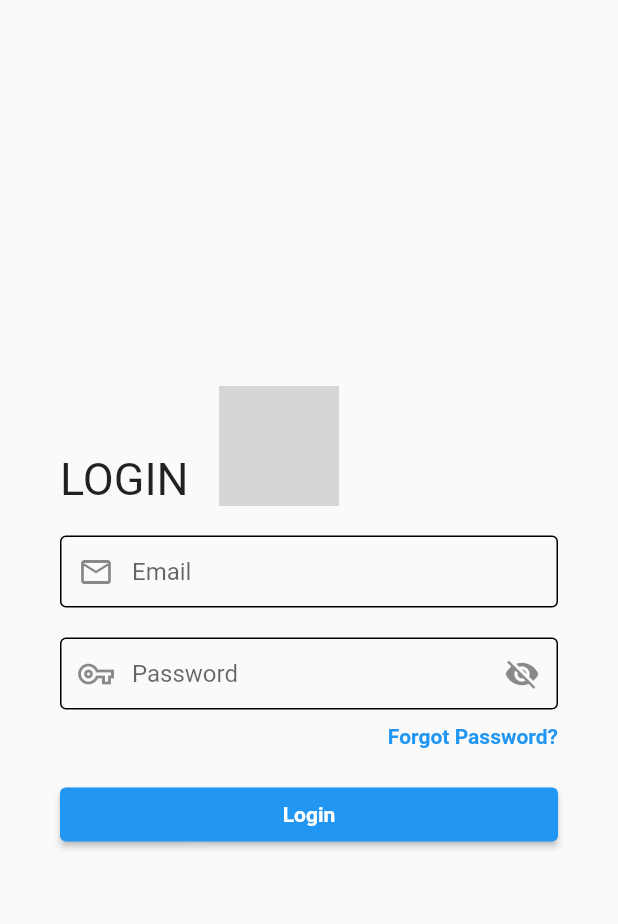
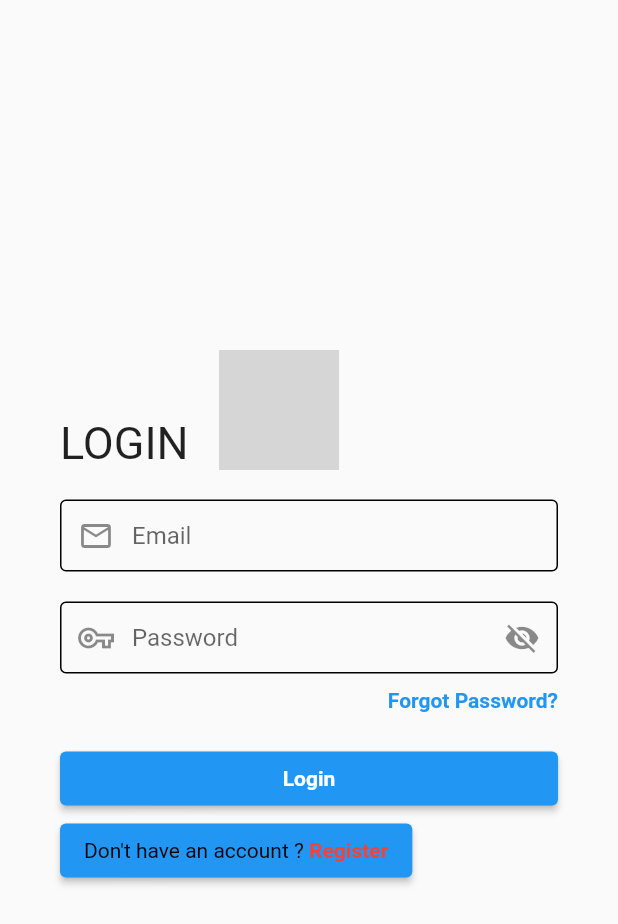
Before and after one commit to AbdallahMabrouck/kiranjaapp_supplier, a Flutter app: the screen it shows after launch, after a tap on an icon or button, on a phone screen of 412 x 824 dp. Shown: the top 924 px of the screen. Run offline on Flutter 3.47's test engine with Material 2 defaults, Android fonts, the phone set to English and light mode, and no system bars; our stand-ins replace cached_network_image, cloud_firestore, csc_picker, email_validator, firebase_auth, firebase_storage and 6 more; missing offline and left inert: search_page; accounts and stored records are empty; grey boxes are pictures that could not be loaded.

Commit message:
modified login screen

```diff
--- a/lib/screens/login_screen.dart
+++ b/lib/screens/login_screen.dart
@@ -1,5 +1,6 @@
 import 'package:email_validator/email_validator.dart';
 import 'package:flutter/material.dart';
+import 'package:kiranjaapp_supplier/screens/register_screen.dart';
 import 'package:provider/provider.dart';
 import '../provider/auth_provider.dart';
 import '../widgets/reset_password.dart';
@@ -35,6 +36,7 @@ class _LoginScreenState extends State<LoginScreen> {
             padding: const EdgeInsets.all(40.0),
             child: Center(
               child: Container(
+                child: SingleChildScrollView(
                   child: Column(
                     crossAxisAlignment: CrossAxisAlignment.center,
                     mainAxisSize: MainAxisSize.min,
@@ -176,14 +178,16 @@ class _LoginScreenState extends State<LoginScreen> {
                                         });
                                         ScaffoldMessenger.of(context)
                                             .showSnackBar(SnackBar(
-                                              content: Text(_authData.error)));
+                                                content:
+                                                    Text(_authData.error)));
                                       }
                                     });
                                   }
                                 },
                                 child: _loading
                                     ? const LinearProgressIndicator(
-                                      valueColor: AlwaysStoppedAnimation<Color>(
+                                        valueColor:
+                                            AlwaysStoppedAnimation<Color>(
                                                 Colors.white),
                                         backgroundColor: Colors.transparent,
                                       )
@@ -195,8 +199,28 @@ class _LoginScreenState extends State<LoginScreen> {
                                       )),
                           ),
                         ],
+                      ),
+                      Row(
+                        children: [
+                          ElevatedButton(
+                              onPressed: () {
+                                Navigator.pushNamed(context, RegisterScreen.id);
+                              },
+                              child: RichText(
+                                  text: const TextSpan(text: "", children: [
+                                TextSpan(
+                                    text: "Don't have an account ? ",
+                                    style: TextStyle(color: Colors.black)),
+                                TextSpan(
+                                    text: "Register",
+                                    style: TextStyle(
+                                        color: Colors.red,
+                                        fontWeight: FontWeight.bold)),
+                              ]))),
+                        ],
                       )
                     ],
+                  ),
                 ),
               ),
             ),
```
Lines whose indentation alone changed are shown as unchanged.
